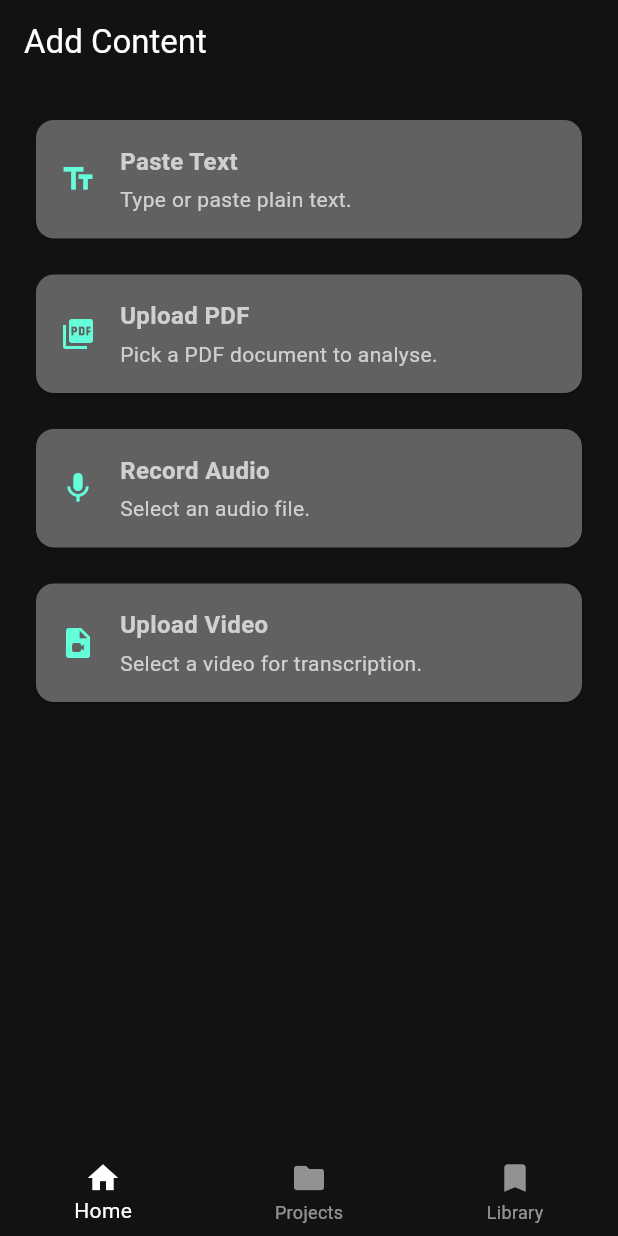
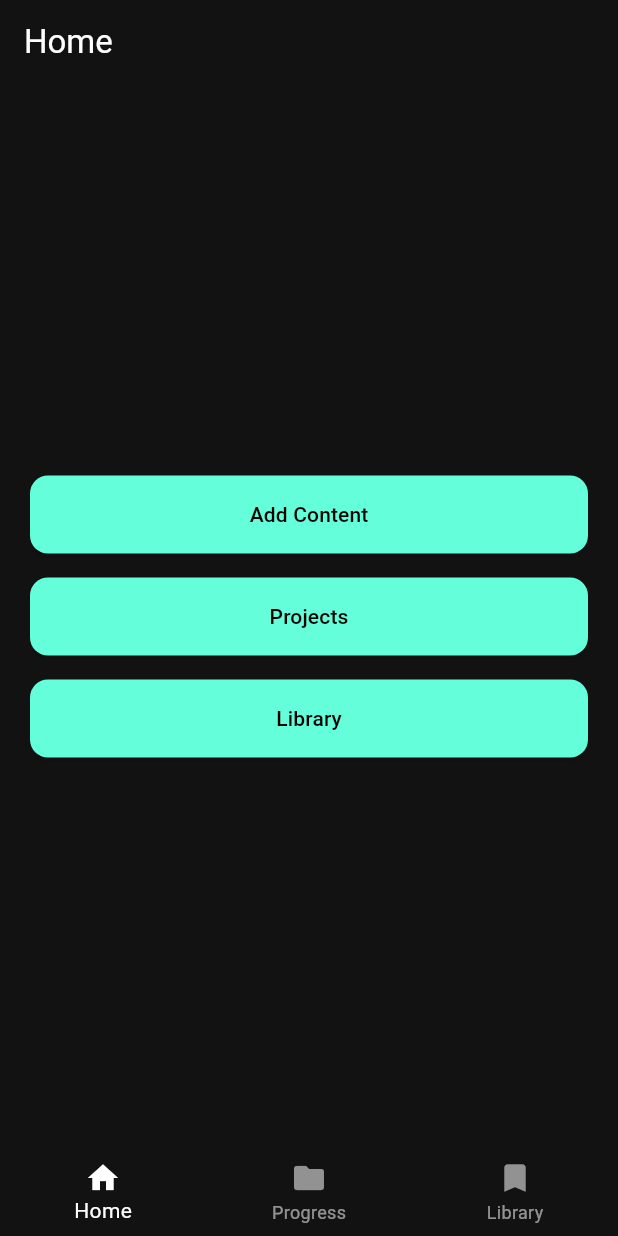
Before and after one commit to AlexPraxedes12/LearnSynth, a Flutter app: the screen it shows after launch, on a phone screen of 412 x 824 dp. Run offline on Flutter 3.47's test engine with Material 3 defaults, Android fonts, the phone set to English and light mode, and no system bars; our stand-ins replace file_picker; missing offline and left inert: record.

Commit message:
Add content workflow with Provider

```diff
--- a/frontend/learnsynth/lib/constants.dart
+++ b/frontend/learnsynth/lib/constants.dart
@@ -5,7 +5,7 @@ class Routes {
   static const String home = '/';
   static const String textInput = '/text-input';
   static const String preview = '/preview';
-  static const String processing = '/processing';
+  static const String loading = '/loading';
   static const String analysis = '/analysis';
   static const String methodSelection = '/method-selection';
   static const String deepUnderstanding = '/deep-understanding';
@@ -13,4 +13,9 @@ class Routes {
   static const String contextualAssociation = '/contextual-association';
   static const String interactiveEvaluation = '/interactive-evaluation';
   static const String progress = '/progress';
+  static const String addContent = '/add-content';
+  static const String pdfPicker = '/pdf-picker';
+  static const String audioRecorder = '/audio-recorder';
+  static const String videoPicker = '/video-picker';
+  static const String projects = '/projects';
 }
--- a/frontend/learnsynth/lib/main.dart
+++ b/frontend/learnsynth/lib/main.dart
@@ -3,8 +3,13 @@ import 'package:flutter/material.dart';
 import 'constants.dart';
 import 'theme/app_theme.dart';
 import 'screens/home_screen.dart';
-import 'screens/processing_screen.dart';
+import 'screens/add_content_screen.dart';
+import 'screens/loading_screen.dart';
 import 'screens/analysis_screen.dart';
+import 'screens/pdf_picker_screen.dart';
+import 'screens/audio_recorder_screen.dart';
+import 'screens/video_picker_screen.dart';
+import 'screens/projects_screen.dart';
 import 'screens/method_selection_screen.dart';
 import 'screens/deep_understanding_screen.dart';
 import 'screens/memorization_screen.dart';
@@ -13,9 +18,16 @@ import 'screens/interactive_evaluation_screen.dart';
 import 'screens/progress_screen.dart';
 import 'screens/text_input_screen.dart';
 import 'screens/preview_screen.dart';
+import 'package:provider/provider.dart';
+import 'content_provider.dart';
 
 void main() {
-  runApp(const StudyApp());
+  runApp(
+    ChangeNotifierProvider(
+      create: (_) => ContentProvider(),
+      child: const StudyApp(),
+    ),
+  );
 }
 
 class StudyApp extends StatelessWidget {
@@ -34,14 +46,19 @@ class StudyApp extends StatelessWidget {
         // in constants.dart. Also avoid using replacement navigation in
         // the routes table.
         Routes.home: (_) => const MainNavigation(),
+        Routes.addContent: (_) => const AddContentScreen(),
         Routes.textInput: (_) => const TextInputScreen(),
+        Routes.pdfPicker: (_) => const PdfPickerScreen(),
+        Routes.audioRecorder: (_) => const AudioRecorderScreen(),
+        Routes.videoPicker: (_) => const VideoPickerScreen(),
+        Routes.projects: (_) => const ProjectsScreen(),
         Routes.preview: (context) {
           final text = ModalRoute.of(context)?.settings.arguments as String? ?? '';
           return PreviewScreen(text: text);
         },
-        Routes.processing: (context) {
+        Routes.loading: (context) {
           final text = ModalRoute.of(context)?.settings.arguments as String?;
-          return ProcessingScreen(text: text);
+          return LoadingScreen(text: text);
         },
         Routes.analysis: (_) => const AnalysisScreen(),
         Routes.methodSelection: (_) => const MethodSelectionScreen(),
@@ -88,7 +105,7 @@ class _MainNavigationState extends State<MainNavigation> {
         unselectedItemColor: Colors.white54,
         items: const [
           BottomNavigationBarItem(icon: Icon(Icons.home), label: 'Home'),
-          BottomNavigationBarItem(icon: Icon(Icons.folder), label: 'Projects'),
+          BottomNavigationBarItem(icon: Icon(Icons.folder), label: 'Progress'),
           BottomNavigationBarItem(icon: Icon(Icons.bookmark), label: 'Library'),
         ],
       ),
--- a/frontend/learnsynth/lib/screens/analysis_screen.dart
+++ b/frontend/learnsynth/lib/screens/analysis_screen.dart
@@ -1,6 +1,8 @@
 import 'package:flutter/material.dart';
+import 'package:provider/provider.dart';
 import '../widgets/primary_button.dart';
 import '../constants.dart';
+import '../content_provider.dart';
 
 /// Presents the processed text to the user and allows them to choose
 /// their preferred study method. The text is scrollable and uses
@@ -10,7 +12,9 @@ class AnalysisScreen extends StatelessWidget {
 
   @override
   Widget build(BuildContext context) {
-    final String processedText = List.filled(10, 'Processed text goes here...\n').join();
+    final provider = context.watch<ContentProvider>();
+    final String processedText =
+        provider.text ?? 'Processed text goes here...';
     return Scaffold(
       appBar: AppBar(title: const Text('Analysis')),
       body: Padding(
--- a/frontend/learnsynth/lib/screens/home_screen.dart
+++ b/frontend/learnsynth/lib/screens/home_screen.dart
@@ -1,75 +1,33 @@
 import 'package:flutter/material.dart';
-import 'package:file_picker/file_picker.dart';
-import '../widgets/method_card.dart';
+import '../widgets/primary_button.dart';
 import '../constants.dart';
 
-// Updated to use MethodCard widgets with file_picker for a more
-// consistent, card-based design similar to the method selection screen.
-
-/// Allows the user to add new content via multiple methods: pasting text,
-/// uploading a PDF, recording audio or uploading a video. Each option now
-/// opens an input picker before showing the processing screen.
+/// Initial landing page with quick navigation buttons.
 class HomeScreen extends StatelessWidget {
   const HomeScreen({super.key});
 
   @override
   Widget build(BuildContext context) {
     return Scaffold(
-      appBar: AppBar(title: const Text('Add Content')),
+      appBar: AppBar(title: const Text('Home')),
       body: Padding(
         padding: const EdgeInsets.all(20.0),
-        child: ListView(
+        child: Column(
+          mainAxisAlignment: MainAxisAlignment.center,
           children: [
-            MethodCard(
-              icon: Icons.text_fields,
-              title: 'Paste Text',
-              description: 'Type or paste plain text.',
-              onTap: () => Navigator.pushNamed(context, Routes.textInput),
+            PrimaryButton(
+              label: 'Add Content',
+              onPressed: () => Navigator.pushNamed(context, Routes.addContent),
             ),
             const SizedBox(height: 16),
-            MethodCard(
-              icon: Icons.picture_as_pdf,
-              title: 'Upload PDF',
-              description: 'Pick a PDF document to analyse.',
-              onTap: () async {
-                final result = await FilePicker.platform.pickFiles(type: FileType.custom, allowedExtensions: ['pdf']);
-                if (result != null && context.mounted) {
-                  ScaffoldMessenger.of(context).showSnackBar(
-                    SnackBar(content: Text('Selected ${result.files.single.name}')),
-                  );
-                  Navigator.pushNamed(context, Routes.processing);
-                }
-              },
+            PrimaryButton(
+              label: 'Projects',
+              onPressed: () => Navigator.pushNamed(context, Routes.projects),
             ),
             const SizedBox(height: 16),
-            MethodCard(
-              icon: Icons.mic,
-              title: 'Record Audio',
-              description: 'Select an audio file.',
-              onTap: () async {
-                final result = await FilePicker.platform.pickFiles(type: FileType.audio);
-                if (result != null && context.mounted) {
-                  ScaffoldMessenger.of(context).showSnackBar(
-                    SnackBar(content: Text('Selected ${result.files.single.name}')),
-                  );
-                  Navigator.pushNamed(context, Routes.processing);
-                }
-              },
-            ),
-            const SizedBox(height: 16),
-            MethodCard(
-              icon: Icons.video_file,
-              title: 'Upload Video',
-              description: 'Select a video for transcription.',
-              onTap: () async {
-                final result = await FilePicker.platform.pickFiles(type: FileType.video);
-                if (result != null && context.mounted) {
-                  ScaffoldMessenger.of(context).showSnackBar(
-                    SnackBar(content: Text('Selected ${result.files.single.name}')),
-                  );
-                  Navigator.pushNamed(context, Routes.processing);
-                }
-              },
+            PrimaryButton(
+              label: 'Library',
+              onPressed: () {},
             ),
           ],
         ),
--- a/frontend/learnsynth/lib/screens/preview_screen.dart
+++ b/frontend/learnsynth/lib/screens/preview_screen.dart
@@ -10,11 +10,7 @@ class PreviewScreen extends StatelessWidget {
   const PreviewScreen({super.key, required this.text});
 
   void _startAnalysis(BuildContext context) {
-    Navigator.pushNamed(
-      context,
-      Routes.processing,
-      arguments: text,
-    );
+    Navigator.pushNamed(context, Routes.loading, arguments: text);
   }
 
   @override
--- a/frontend/learnsynth/pubspec.yaml
+++ b/frontend/learnsynth/pubspec.yaml
@@ -33,6 +33,8 @@ dependencies:
 
   # Allows picking local files for the mocked upload flow.
   file_picker: ^6.1.1
+  provider: ^6.0.5
+  record: ^5.0.1
 
   # The following adds the Cupertino Icons font to your application.
   # Use with the CupertinoIcons class for iOS style icons.
```
Also changed, not shown: frontend/learnsynth/lib/content_provider.dart (added, +31 -0 lines), frontend/learnsynth/lib/screens/add_content_screen.dart (added, +69 -0 lines), frontend/learnsynth/lib/screens/audio_recorder_screen.dart (added, +54 -0 lines), frontend/learnsynth/lib/screens/loading_screen.dart (renamed from frontend/learnsynth/lib/screens/processing_screen.dart, +6 -7 lines), frontend/learnsynth/lib/screens/pdf_picker_screen.dart (added, +44 -0 lines), frontend/learnsynth/lib/screens/projects_screen.dart (added, +15 -0 lines), frontend/learnsynth/lib/screens/text_input_screen.dart (+7 -9 lines), frontend/learnsynth/lib/screens/video_picker_screen.dart (added, +36 -0 lines).
